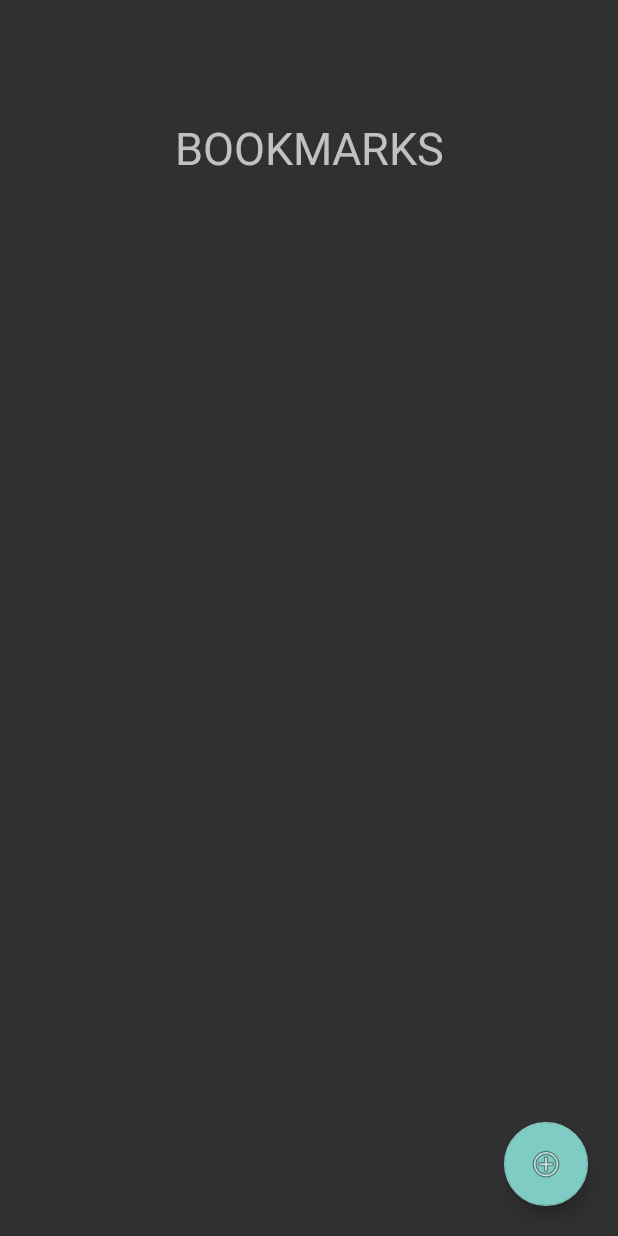
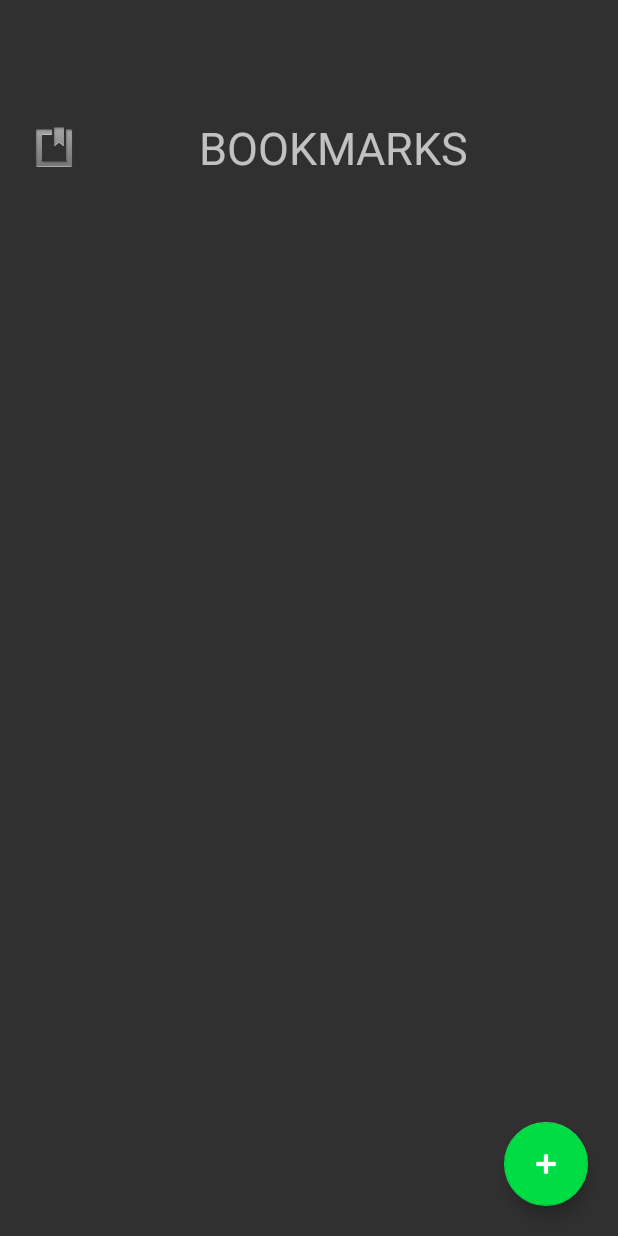
Before and after one commit to perezjquim/tiny, an Android app: the BookmarksActivity screen opened directly, with no data from a screen before it, on a phone screen of 412 x 824 dp. Run offline under Robolectric (Android 15) with nearby library versions, the phone set to English and light mode, and no system bars.

Commit message:
bookmarks' page revised layout

```diff
--- a/app/src/main/res/layout/activity_bookmarks.xml
+++ b/app/src/main/res/layout/activity_bookmarks.xml
@@ -1,6 +1,7 @@
 <?xml version="1.0" encoding="utf-8"?>
 <android.support.design.widget.CoordinatorLayout
     xmlns:android="http://schemas.android.com/apk/res/android"
+    xmlns:app="http://schemas.android.com/apk/res-auto"
     xmlns:tools="http://schemas.android.com/tools"
     android:layout_width="match_parent"
     android:layout_height="match_parent"
@@ -16,10 +17,11 @@
                 android:layout_width="match_parent"
                 android:layout_height="0dp"
                 android:layout_weight="0.2"
+                android:drawableLeft="@android:drawable/ic_input_get"
+                android:textAllCaps="true"
+                android:gravity="center"
                 android:text="@string/title_bookmarks"
-                android:textAllCaps="true"
-                android:textSize="30sp"
-                android:gravity="center"/>
+                android:textSize="30sp" />
 
             <ScrollView
                 android:layout_width="match_parent"
@@ -42,7 +44,9 @@
         android:layout_gravity="right|bottom"
         android:layout_margin="20dp"
         android:onClick="addBookmark"
-            android:background="@color/colorPrimary"
-            android:src="@android:drawable/ic_menu_add"/>
+        android:scaleType="center"
+        android:src="@android:drawable/ic_input_add"
+        app:backgroundTint="@color/green"
+        android:tint="@android:color/white"/>
 
 </android.support.design.widget.CoordinatorLayout>
--- a/app/src/main/res/values/colors.xml
+++ b/app/src/main/res/values/colors.xml
@@ -3,4 +3,5 @@
     <color name="colorPrimary">#2bf7ff</color>
     <color name="colorPrimaryDark">#2bf7ff</color>
     <color name="colorAccent">#2bf7ff</color>
+    <color name="green">#00dd44</color>
 </resources>
```
Also changed, not shown: app/src/main/java/com/perezjquim/tiny/view/BookmarkCardView.java (+2 -7 lines), 2 other files. Lines whose indentation alone changed are shown as unchanged.
